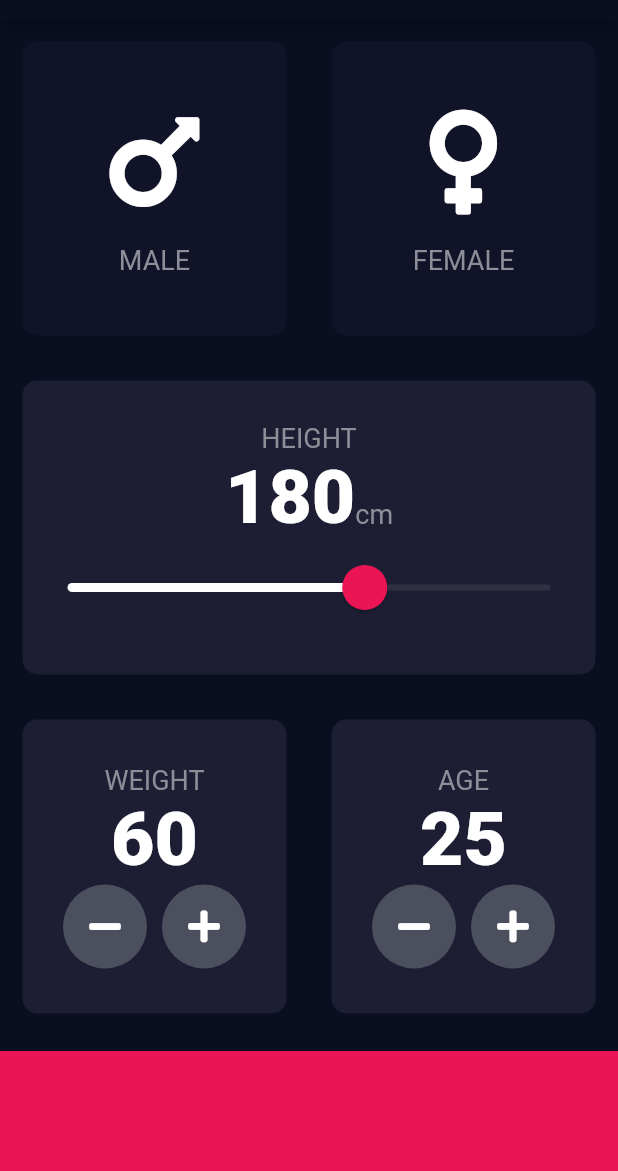
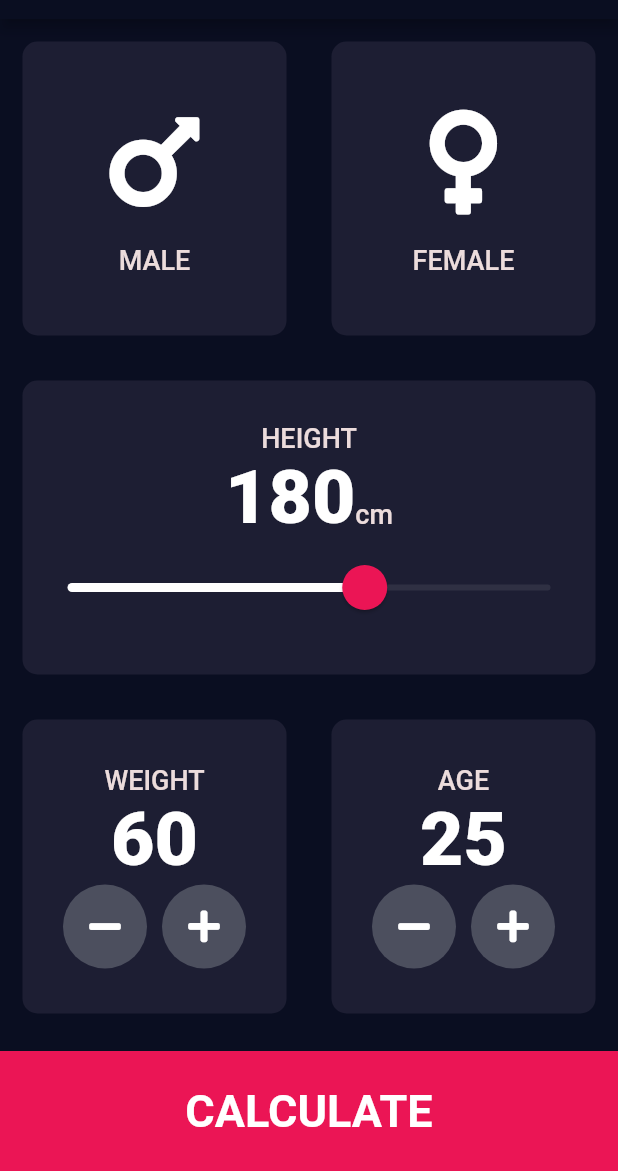
Before and after one commit to IvannaKozak/bmi_calculator, a Flutter app: the screen it shows after launch, on a phone screen of 412 x 824 dp, the part 65-1236 px from its top. Run offline on Flutter 3.47's test engine with Material 2 defaults, Android fonts, the phone set to English and light mode, and no system bars; our stand-ins replace font_awesome_flutter.

Commit message:
a commit

```diff
--- a/lib/constants.dart
+++ b/lib/constants.dart
@@ -1,7 +1,17 @@
 import 'package:flutter/material.dart';
 
-const kLabelTextStyle = TextStyle(fontSize: 18.0, color: Color(0xFF8D8E98));
+const kLabelTextStyle = TextStyle(
+    fontSize: 18.0,
+    color: Color.fromARGB(255, 236, 220, 220),
+    fontWeight: FontWeight.w500);
 const kBoldTextStyle = TextStyle(fontSize: 50.0, fontWeight: FontWeight.w900);
+const kCalculateStyle = TextStyle(fontSize: 30.0, fontWeight: FontWeight.bold);
+const kTitleTextStyle = TextStyle(fontSize: 50.0, fontWeight: FontWeight.bold);
+
+const kResultTextStyle =
+    TextStyle(color: Colors.white, fontSize: 30.0, fontWeight: FontWeight.bold);
+const kBMITextStyle = TextStyle(fontSize: 100.0, fontWeight: FontWeight.bold);
+const kResultsTextStyle = TextStyle(fontSize: 23.0);
 
 const kBottomContainerHeight = 80.0;
 const kActiveCardColour = Color(0xFF1D1E33);
@@ -9,3 +19,5 @@ const kInactiveCardColour = Color(0xFF111328);
 const kBottomColor = Color(0xFFEB1555);
 const kOverlayColor = Color(0x29EB1555);
 const kInactiveColor = Color(0x298D8E98);
+const kOnClickedF = Color.fromARGB(255, 187, 9, 63);
+const kOnClickedM = Color.fromARGB(255, 30, 5, 141);
--- a/lib/input_page.dart
+++ b/lib/input_page.dart
@@ -1,3 +1,4 @@
+import 'package:bmi_calculator/results_page.dart';
 import 'package:flutter/material.dart';
 import 'package:font_awesome_flutter/font_awesome_flutter.dart';
 import 'icon_content.dart';
@@ -20,28 +21,6 @@ class _InputPageState extends State<InputPage> {
   int weight = 60;
   int age = 25;
 
-  // Color maleCardColour = inactiveCardColour;
-  // Color femaleCardColour = inactiveCardColour;
-
-  // void updateColor(Gender gender) {
-  //   if (gender == Gender.male) {
-  //     if (maleCardColour == inactiveCardColour) {
-  //       maleCardColour = activeCardColour;
-  //       femaleCardColour = inactiveCardColour;
-  //     } else {
-  //       maleCardColour = inactiveCardColour;
-  //     }
-  //   }
-  //   if (gender == Gender.female) {
-  //     if (femaleCardColour == inactiveCardColour) {
-  //       femaleCardColour = activeCardColour;
-  //       maleCardColour = inactiveCardColour;
-  //     } else {
-  //       femaleCardColour = inactiveCardColour;
-  //     }
-  //   }
-  // }
-
   @override
   Widget build(BuildContext context) {
     return Scaffold(
@@ -62,8 +41,8 @@ class _InputPageState extends State<InputPage> {
                     });
                   },
                   colour: selectedGender == Gender.male
-                      ? kActiveCardColour
-                      : kInactiveCardColour,
+                      ? kBottomColor
+                      : kActiveCardColour,
                   cardChild: MyIcon(
                     text: 'MALE',
                     icon: FontAwesomeIcons.mars,
@@ -78,8 +57,8 @@ class _InputPageState extends State<InputPage> {
                       });
                     },
                     colour: selectedGender == Gender.female
-                        ? kActiveCardColour
-                        : kInactiveCardColour,
+                        ? kBottomColor
+                        : kActiveCardColour,
                     cardChild: MyIcon(
                       text: 'FEMALE',
                       icon: FontAwesomeIcons.venus,
@@ -228,13 +207,37 @@ class _InputPageState extends State<InputPage> {
               ),
             ],
           )),
-          Container(
-            color: kBottomColor,
-            margin: EdgeInsets.only(top: 10.0),
-            width: double.infinity,
-            height: kBottomContainerHeight,
-          )
+          BottomBigButton(
+            buttonTitle: 'CALCULATE',
+            onTap: () {
+              Navigator.push(context,
+                  MaterialPageRoute(builder: (context) => ResultsPage()));
+            },
+          ),
         ],
+      ),
+    );
+  }
+}
+
+class BottomBigButton extends StatelessWidget {
+  BottomBigButton({@required this.onTap, @required this.buttonTitle});
+
+  final Function onTap;
+  final String buttonTitle;
+
+  @override
+  Widget build(BuildContext context) {
+    return GestureDetector(
+      onTap: onTap,
+      child: Container(
+        child: Center(
+          child: Text(buttonTitle, style: kCalculateStyle),
+        ),
+        color: kBottomColor,
+        margin: EdgeInsets.only(top: 10.0),
+        width: double.infinity,
+        height: kBottomContainerHeight,
       ),
     );
   }
--- a/lib/main.dart
+++ b/lib/main.dart
@@ -1,5 +1,6 @@
 import 'package:flutter/material.dart';
 import 'input_page.dart';
+import 'results_page.dart';
 
 void main() => runApp(BMICalculator());
 
@@ -15,6 +16,10 @@ class BMICalculator extends StatelessWidget {
         scaffoldBackgroundColor: Color(0xff0a0e21),
       ), // Define the default brightness and colors
       home: InputPage(),
+      routes: {
+        //'/': (context) => InputPage(),
+        '/results': (context) => ResultsPage(),
+      },
     );
   }
 }
```
Also changed, not shown: lib/results_page.dart (added, +58 -0 lines).
